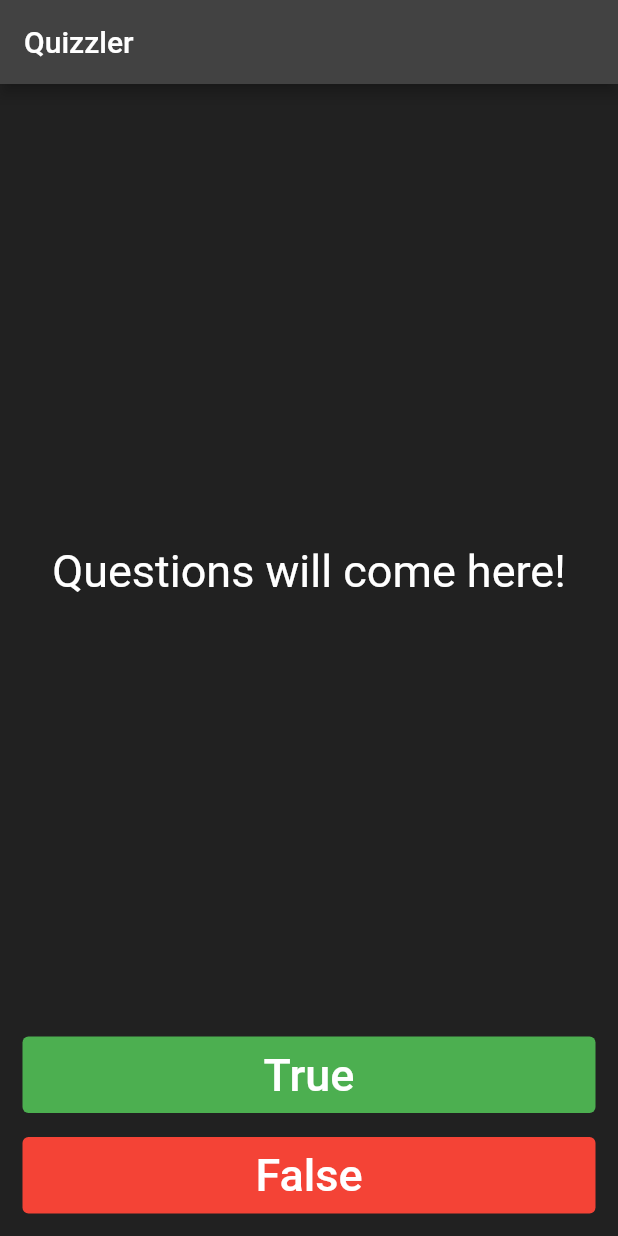
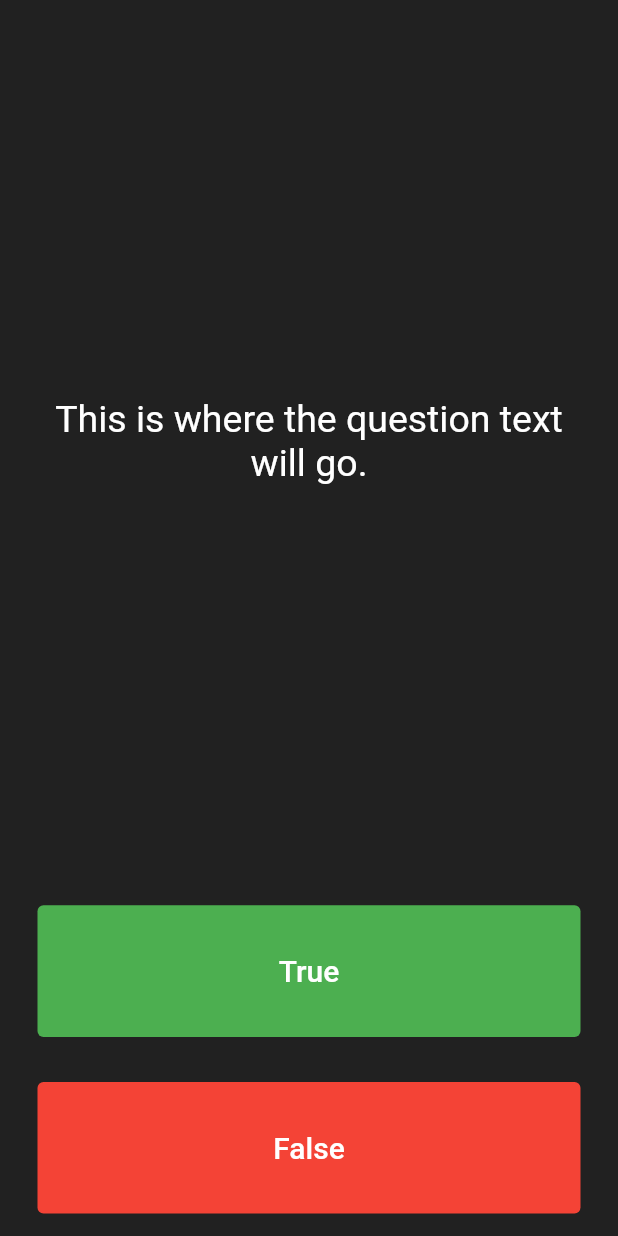
Before and after one commit to jahanzebnaeem/nexskillflutterdevbatch14, a Flutter app: the screen it shows after launch, on a phone screen of 412 x 824 dp. Run offline on Flutter 3.47's test engine with Material 2 defaults, Android fonts, the phone set to English and light mode, and no system bars.

Commit message:
Lecture 7
Refactoring the code.

```diff
--- a/quizzler_app/lib/main.dart
+++ b/quizzler_app/lib/main.dart
@@ -1,11 +1,11 @@
 import 'package:flutter/material.dart';
 
 void main() {
-  runApp(const MyApp());
+  runApp(const Quizzer());
 }
 
-class MyApp extends StatelessWidget {
-  const MyApp({super.key});
+class Quizzer extends StatelessWidget {
+  const Quizzer({super.key});
 
   // This widget is the root of your application.
   @override
@@ -13,73 +13,93 @@ class MyApp extends StatelessWidget {
     return MaterialApp(
       home: Scaffold(
         backgroundColor: Colors.grey.shade900,
-        appBar: AppBar(
-          backgroundColor: Colors.grey.shade800,
-          title: Text(
-            "Quizzler",
-          ),
-        ),
-        body: Padding(
-          padding: const EdgeInsets.all(15.0),
-          child: Column(
-            mainAxisAlignment: MainAxisAlignment.spaceBetween,
-            crossAxisAlignment: CrossAxisAlignment.center,
-            children: [
-              Expanded(
-                child: Center(
-                  child: Text(
-                    "Questions will come here!",
-                    style: TextStyle(
-                      color: Colors.white,
-                      fontSize: 30.0,
-                    ),
-                  ),
-                ),
-              ),
-              Padding(
-                padding: const EdgeInsets.only(bottom: 16.0),
-                child: SizedBox(
-                  width: double.infinity,
-                  child: TextButton(
-                    style: ButtonStyle(
-                      backgroundColor:
-                          MaterialStateProperty.all<Color>(Colors.green),
-                      foregroundColor:
-                          MaterialStateProperty.all<Color>(Colors.white),
-                    ),
-                    onPressed: () {},
-                    child: Text(
-                      "True",
-                      style: TextStyle(
-                        fontSize: 30.0,
-                      ),
-                    ),
-                  ),
-                ),
-              ),
-              SizedBox(
-                width: double.infinity,
-                child: TextButton(
-                  style: ButtonStyle(
-                    backgroundColor:
-                        MaterialStateProperty.all<Color>(Colors.red),
-                    foregroundColor:
-                        MaterialStateProperty.all<Color>(Colors.white),
-                  ),
-                  onPressed: () {},
-                  child: Text(
-                    "False",
-                    style: TextStyle(
-                      fontSize: 30.0,
-                    ),
-                  ),
-                ),
-              ),
-              // TODO: Add list for answers
-            ],
+        body: SafeArea(
+          child: Padding(
+            padding: EdgeInsets.symmetric(horizontal: 10.0),
+            child: QuizPage(),
           ),
         ),
       ),
     );
   }
 }
+
+class QuizPage extends StatefulWidget {
+  @override
+  _QuizPageState createState() => _QuizPageState();
+}
+
+class _QuizPageState extends State<QuizPage> {
+  @override
+  Widget build(BuildContext context) {
+    return Column(
+      mainAxisAlignment: MainAxisAlignment.spaceBetween,
+      crossAxisAlignment: CrossAxisAlignment.stretch,
+      children: <Widget>[
+        Expanded(
+          flex: 5,
+          child: Padding(
+            padding: EdgeInsets.all(10.0),
+            child: Center(
+              child: Text(
+                'This is where the question text will go.',
+                textAlign: TextAlign.center,
+                style: TextStyle(
+                  fontSize: 25.0,
+                  color: Colors.white,
+                ),
+              ),
+            ),
+          ),
+        ),
+        Expanded(
+          child: Padding(
+            padding: EdgeInsets.all(15.0),
+            child: TextButton(
+              style: TextButton.styleFrom(
+                backgroundColor: Colors.green,
+              ),
+              child: const Text(
+                'True',
+                style: TextStyle(
+                  color: Colors.white,
+                  fontSize: 20.0,
+                ),
+              ),
+              onPressed: () {
+                //The user picked true.
+              },
+            ),
+          ),
+        ),
+        Expanded(
+          child: Padding(
+            padding: EdgeInsets.all(15.0),
+            child: TextButton(
+              style: TextButton.styleFrom(
+                backgroundColor: Colors.red,
+              ),
+              child: const Text(
+                'False',
+                style: TextStyle(
+                  fontSize: 20.0,
+                  color: Colors.white,
+                ),
+              ),
+              onPressed: () {
+                //The user picked false.
+              },
+            ),
+          ),
+        ),
+        //TODO: Add a Row here as your score keeper
+      ],
+    );
+  }
+}
+
+/*
+question1: 'You can lead a cow down stairs but not up stairs.', false,
+question2: 'Approximately one quarter of human bones are in the feet.', true,
+question3: 'A slug\'s blood is green.', true,
+*/
```
Also changed, not shown: 3 other files.
